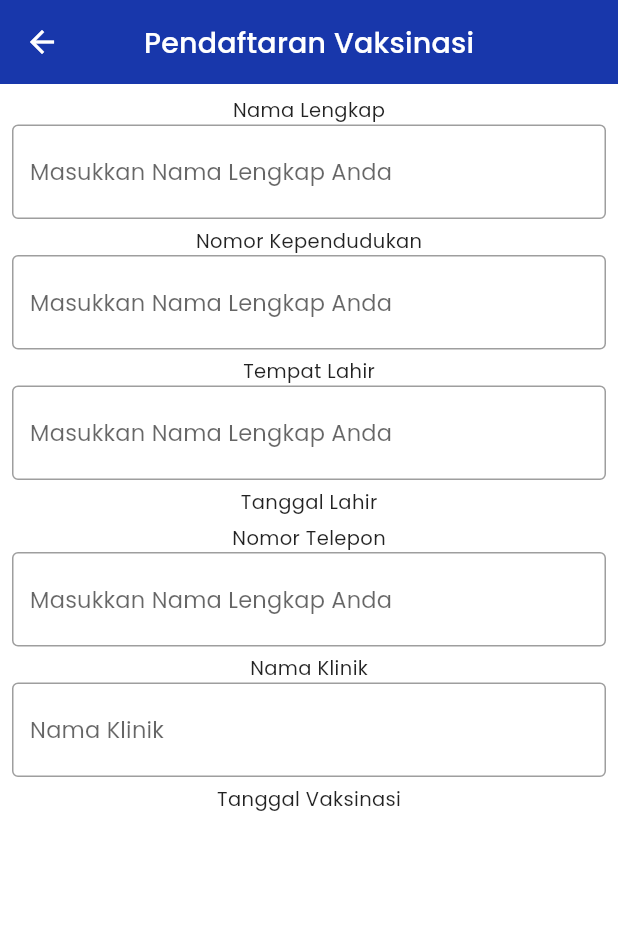
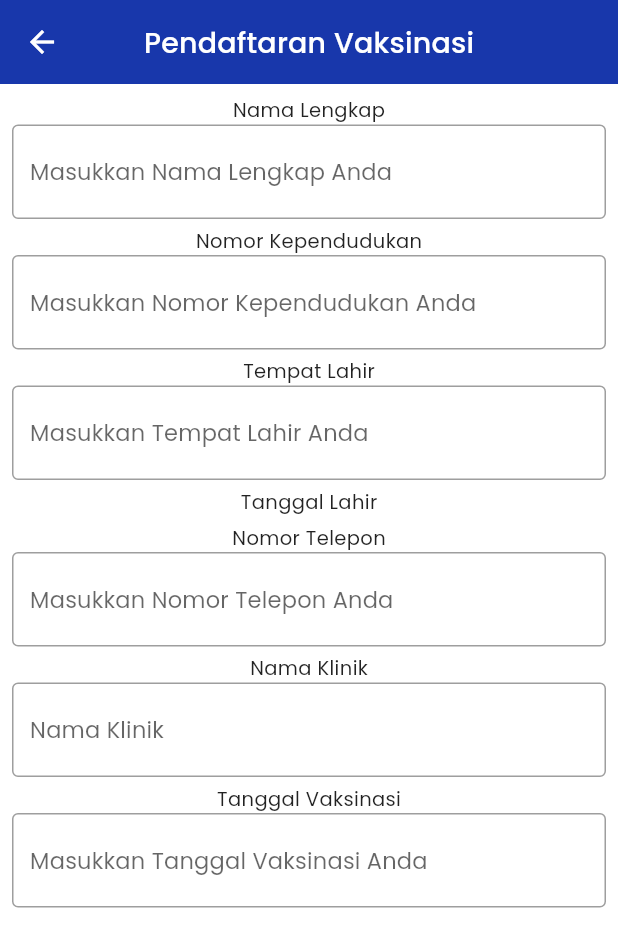
Before and after one commit to dewdew88/capstone, a Flutter app: the Registration screen opened directly, on a phone screen of 412 x 824 dp. Shown: the top 947 px of the screen. Run offline on Flutter 3.47's test engine with Material 2 defaults, Android fonts, the light colour scheme and no system bars; drawn by our look-alikes of datetime_picker_formfield; our stand-ins replace carousel_slider, fl_chart, google_fonts, shared_preferences, webview_flutter; accounts and stored records are empty; network calls fail.

Commit message:
update registration page

```diff
--- a/lib/main.dart
+++ b/lib/main.dart
@@ -6,10 +6,9 @@ import 'package:capstone/screens/article_detail_page.dart';
 import 'package:capstone/screens/article_page.dart';
 import 'package:capstone/screens/main_page.dart';
 import 'package:capstone/screens/type_vaccine_details_page.dart';
+import 'package:capstone/screens/vaccination_registration_page.dart';
 import 'package:capstone/screens/vaccine_detail_page.dart';
 import 'package:capstone/screens/vaccines_page.dart';
-// import 'package:capstone/screens/vaccine_detail_page.dart';
-// import 'package:capstone/screens/vaccine_page.dart';
 import 'package:capstone/widgets/article_web_view.dart';
 import 'package:flutter/material.dart';
 import 'package:provider/provider.dart';
@@ -55,11 +54,12 @@ class MyApp extends StatelessWidget {
               TypeVaccineDetails.routeName: (context) => TypeVaccineDetails(
                   vaccine: ModalRoute.of(context)?.settings.arguments
                       as TypeVaccine),
-              VaccinePage.routeName: (context) => VaccinePage(),
+              VaccinePage.routeName: (context) => const VaccinePage(),
               VaccineDetailPage.routeName: (context) => VaccineDetailPage(
                     vaccineLoc:
                         ModalRoute.of(context)?.settings.arguments as Vaccine,
-                  )
+                  ),
+              Registration.routeName: (context) => const Registration(),
             },
           );
         },
--- a/lib/screens/vaccination_registration_page.dart
+++ b/lib/screens/vaccination_registration_page.dart
@@ -1,6 +1,12 @@
+import 'package:datetime_picker_formfield/datetime_picker_formfield.dart';
 import 'package:flutter/material.dart';
+import 'package:intl/intl.dart';
 
 class Registration extends StatefulWidget {
+  static const routeName = '/registration';
+
+  const Registration({Key? key}) : super(key: key);
+
   @override
   _RegistrationState createState() => _RegistrationState();
 }
@@ -16,51 +22,66 @@ class _RegistrationState extends State<Registration> {
         child: Padding(
           padding: const EdgeInsets.all(8.0),
           child: Column(
-            children: const [
-              Text('Nama Lengkap'),
-              TextField(
+            children: <Widget>[
+              const Text('Nama Lengkap'),
+              const TextField(
                 decoration: InputDecoration(
                   border: OutlineInputBorder(),
                   hintText: 'Masukkan Nama Lengkap Anda'
                 ),
               ),
-              SizedBox(height: 5),
-              Text('Nomor Kependudukan'),
-              TextField(
+              const SizedBox(height: 5),
+              const Text('Nomor Kependudukan'),
+              const TextField(
                 decoration: InputDecoration(
                     border: OutlineInputBorder(),
-                    hintText: 'Masukkan Nama Lengkap Anda'
+                    hintText: 'Masukkan Nomor Kependudukan Anda'
                 ),
               ),
-              SizedBox(height: 5),
-              Text('Tempat Lahir'),
-              TextField(
+              const SizedBox(height: 5),
+              const Text('Tempat Lahir'),
+              const TextField(
                 decoration: InputDecoration(
                     border: OutlineInputBorder(),
-                    hintText: 'Masukkan Nama Lengkap Anda'
+                    hintText: 'Masukkan Tempat Lahir Anda'
                 ),
               ),
-              SizedBox(height: 5),
-              Text('Tanggal Lahir'),
-              SizedBox(height: 5),
-              Text('Nomor Telepon'),
-              TextField(
+              const SizedBox(height: 5),
+              const Text('Tanggal Lahir'),
+              const SizedBox(height: 5),
+              const Text('Nomor Telepon'),
+              const TextField(
                 decoration: InputDecoration(
                     border: OutlineInputBorder(),
-                    hintText: 'Masukkan Nama Lengkap Anda'
+                    hintText: 'Masukkan Nomor Telepon Anda'
                 ),
               ),
-              SizedBox(height: 5),
-              Text('Nama Klinik'),
-              TextField(
+              const SizedBox(height: 5),
+              const Text('Nama Klinik'),
+              const TextField(
                 readOnly: true,
                 decoration: InputDecoration(
                     border: OutlineInputBorder(),
                     hintText: 'Nama Klinik'
                 ),
               ),
-              SizedBox(height: 5),
-              Text('Tanggal Vaksinasi'),
+              const SizedBox(height: 5),
+              const Text('Tanggal Vaksinasi'),
+              DateTimeField(
+                format: DateFormat("dd/MM/yyyy"),
+                onShowPicker: (context, currentValue) {
+                  return showDatePicker(
+                      context: context,
+                      initialDate: currentValue ?? DateTime.now(),
+                      firstDate: DateTime(2021),
+                      lastDate: DateTime(2022)
+                  );
+                },
+                decoration: const InputDecoration(
+                  border: OutlineInputBorder(),
+                  hintText: 'Masukkan Tanggal Vaksinasi Anda',
+                ),
+              ),
             ],
           ),
         ),
--- a/lib/screens/vaccine_detail_page.dart
+++ b/lib/screens/vaccine_detail_page.dart
@@ -1,5 +1,6 @@
 import 'package:capstone/common/styles.dart';
 import 'package:capstone/data/models/vaccine.dart';
+import 'package:capstone/screens/vaccination_registration_page.dart';
 import 'package:flutter/material.dart';
 
 class VaccineDetailPage extends StatelessWidget {
@@ -112,7 +113,9 @@ class VaccineDetailPage extends StatelessWidget {
           SizedBox(height: 20),
           Center(
             child: ElevatedButton(
-              onPressed: () {},
+              onPressed: () {
+                Navigator.pushNamed(context, Registration.routeName);
+              },
               child: Text('Daftar Sekarang'),
             ),
           ),
--- a/pubspec.yaml
+++ b/pubspec.yaml
@@ -37,6 +37,8 @@ dependencies:
   provider: ^6.0.1
   shared_preferences: ^2.0.7
   webview_flutter: ^2.0.4
+  intl: ^0.17.0
+  datetime_picker_formfield: ^2.0.0
 
 dev_dependencies:
   flutter_lints: ^1.0.0
```
Also changed, not shown: pubspec.lock.
